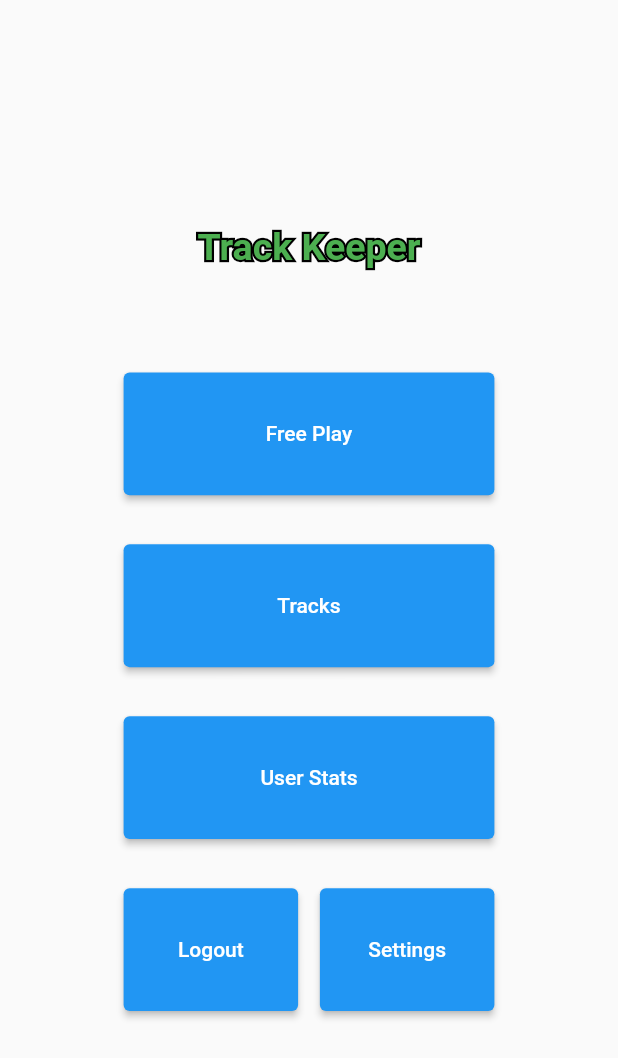
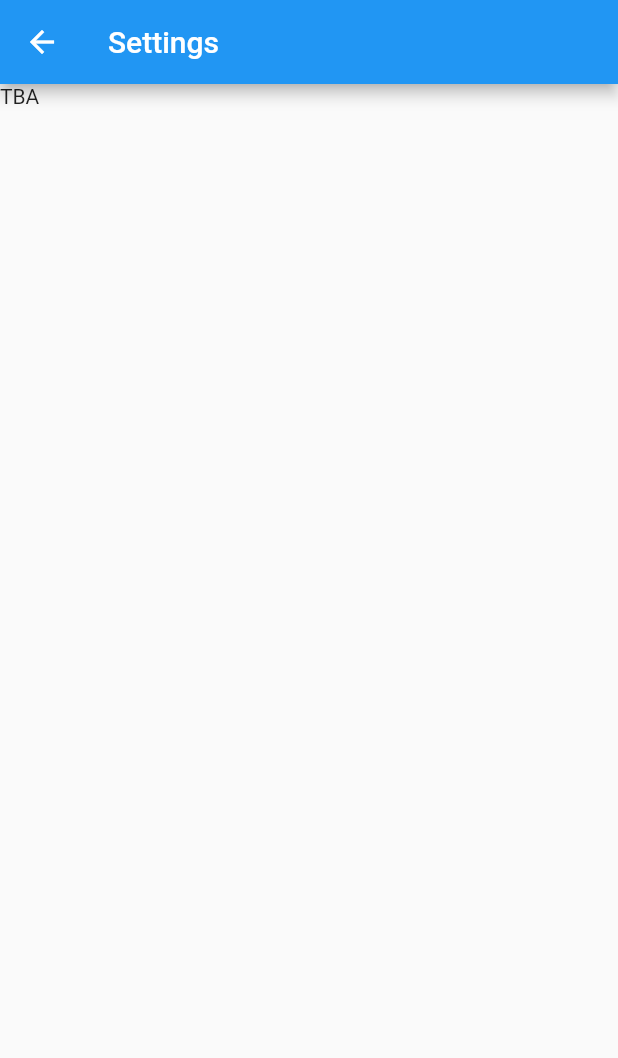
Before and after one commit to Dioben/ICM_PROJETO2_93179_93391, a Flutter app: the MainMenu screen opened directly, after a tap on "Logout", on a phone screen of 412 x 824 dp. Shown: the top 1058 px of the screen. Run offline on Flutter 3.47's test engine with Material 2 defaults, Android fonts, the light colour scheme and no system bars.

Commit message:
slight template update

```diff
--- a/lib/widgets/mainmenu.dart
+++ b/lib/widgets/mainmenu.dart
@@ -1,5 +1,6 @@
 import 'package:flutter/cupertino.dart';
 import 'package:flutter/material.dart';
+import 'package:track_keeper/widgets/settings.dart';
 import 'package:track_keeper/widgets/track-list.dart';
 import 'package:track_keeper/widgets/tracking.dart';
 import 'package:track_keeper/widgets/user-info.dart';
@@ -35,7 +36,7 @@ class MainMenu extends StatelessWidget{
                   Spacer(flex:2),
                   Expanded(flex:5 ,child: SizedBox(width:double.infinity,child: ElevatedButton(child: Text("User Stats"),onPressed:()=> userInfo(context),))),
                   Spacer(flex:2),
-                  Expanded(flex:5,child: Row(mainAxisAlignment:MainAxisAlignment.center,children: [Expanded(flex:8,child: SizedBox(height:double.infinity,child: ElevatedButton(child: Text("Logout"),onPressed: (){},))),Spacer(flex:1),Expanded(flex:8,child: SizedBox(height: double.infinity,child: ElevatedButton(child: Text("Settings"),onPressed: (){},)))],)),
+                  Expanded(flex:5,child: Row(mainAxisAlignment:MainAxisAlignment.center,children: [Expanded(flex:8,child: SizedBox(height:double.infinity,child: ElevatedButton(child: Text("Logout"),onPressed: ()=>toLogin(context),))),Spacer(flex:1),Expanded(flex:8,child: SizedBox(height: double.infinity,child: ElevatedButton(child: Text("Settings"),onPressed: ()=>viewSettings(context),)))],)),
 
                 ],
 
@@ -58,4 +59,10 @@ class MainMenu extends StatelessWidget{
   viewTracks(context){
     Navigator.push(context,MaterialPageRoute(builder: (context) => ViewTrackList()));
   }
+  viewSettings(context){
+    Navigator.push(context,MaterialPageRoute(builder: (context) => SettingsMenu()));
+  }
+  toLogin(context){
+    Navigator.pushReplacement(context,MaterialPageRoute(builder: (context) => SettingsMenu()));
+  }
 }
--- a/lib/widgets/settings.dart
+++ b/lib/widgets/settings.dart
@@ -0,0 +1,15 @@
+import 'package:flutter/material.dart';
+
+class SettingsMenu extends StatefulWidget{
+  @override
+  State<StatefulWidget> createState() => SettingsState();
+}
+
+class SettingsState extends State<SettingsMenu>{
+  @override
+  Widget build(BuildContext context) {
+    // TODO: implement build
+    return Scaffold(appBar: AppBar(title: Text("Settings"),),
+        body: Text("TBA"));
+  }
+}
--- a/lib/widgets/track-list.dart
+++ b/lib/widgets/track-list.dart
@@ -1,4 +1,4 @@
-import 'package:flutter/cupertino.dart';
+import 'package:flutter/material.dart';
 
 class ViewTrackList extends StatefulWidget{
   @override
@@ -9,6 +9,7 @@ class ViewListState extends State<ViewTrackList>{
   @override
   Widget build(BuildContext context) {
     // TODO: implement build
-    return Text("TBA");
+    return Scaffold(appBar: AppBar(title: Text("Track List"),),
+        body: Text("TBA"));
   }
 }
--- a/lib/widgets/user-info.dart
+++ b/lib/widgets/user-info.dart
@@ -1,11 +1,15 @@
 
 
+import 'package:flutter/material.dart';
 import 'package:flutter/widgets.dart';
 
 class UserStats extends StatelessWidget{
   @override
   Widget build(BuildContext context) {
     // TODO: implement build
-    return Text("TBA");
+
+    return Scaffold(appBar: AppBar(title: Text("User Stats"),),
+        body: Text("Name:  Guy mcGuy\nTop Score: -11\nTrack Count: 45e+20\nTotal Track Length: 2.-5km\nTotal Runtime: 30 years\nAverage Speed: 0.000km/h")
+    );
   }
 }
```
Also changed, not shown: lib/widgets/login.dart (+21 -0 lines), pubspec.lock.
